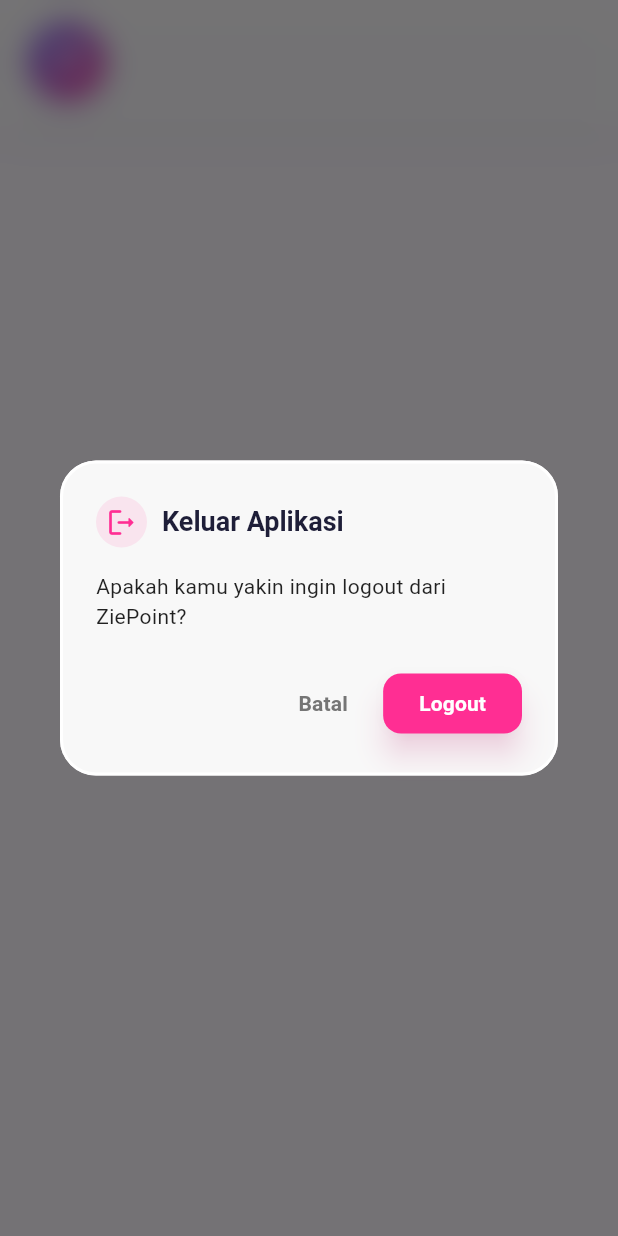
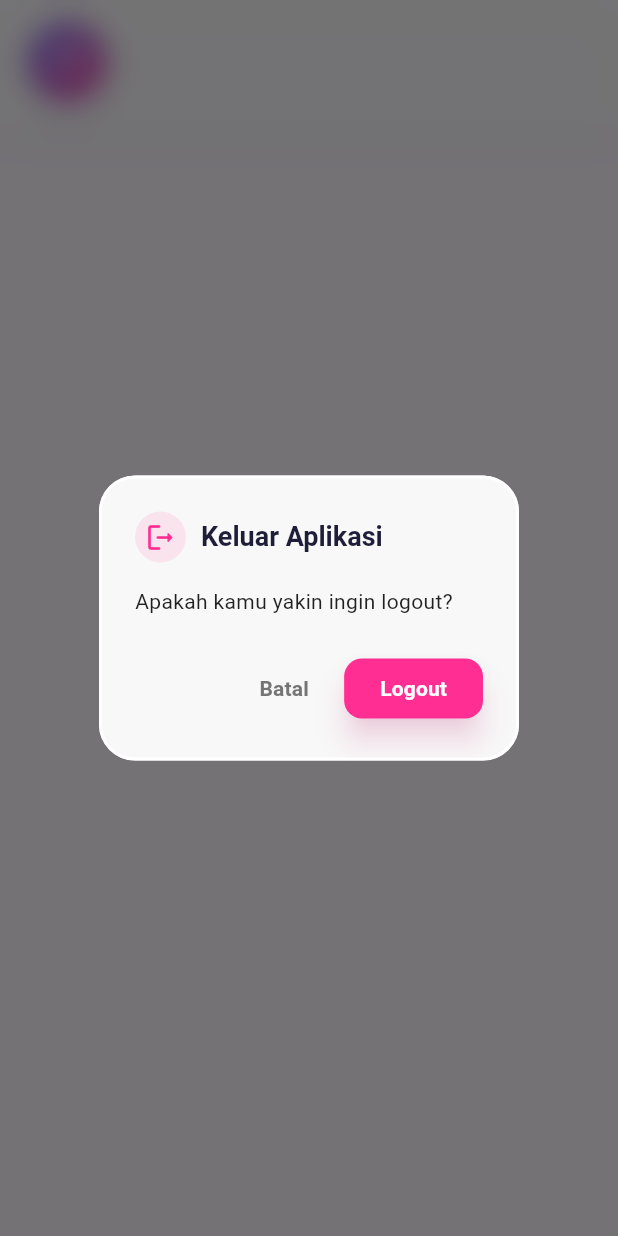
Before and after one commit to putrimaulidiayusuf/CBT-Point, a Flutter app: the CustomHeader widget shown alone on an empty page, opened directly with empty values, after a tap on the "face retouching natural" icon, on a phone screen of 412 x 824 dp. Run offline on Flutter 3.47's test engine with Material 3 defaults, Android fonts, the phone set to English and light mode, and no system bars; our stand-ins replace qr_flutter; missing offline and left inert: mobile_scanner.

Commit message:
Fix Overflow

```diff
--- a/lib/views/widgets/custom_header.dart
+++ b/lib/views/widgets/custom_header.dart
@@ -139,7 +139,7 @@
             ],
           ),
           content: const Text(
-            'Apakah kamu yakin ingin logout dari ZiePoint?',
+            'Apakah kamu yakin ingin logout?',
             style: TextStyle(color: Colors.black87, fontSize: 14),
           ),
           actions: [
```
Also changed, not shown: lib/views/guru/guru_draft_view.dart (+5 -2 lines).
